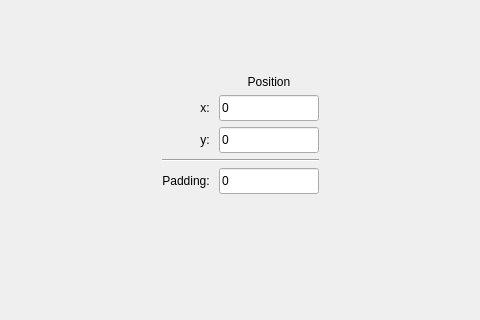
The window that src/gui/dialogs/settings/frames/cbedareaframe.ui (JJPPeters/clTEM) describes before a commit, drawn with Qt 5; both pictures show x 95 to 575 and y 119 to 439 of the 670 by 540 pixel window.
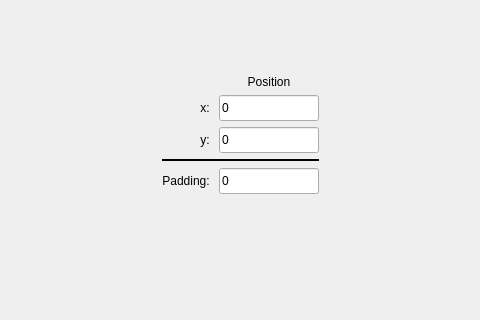
The same window after the commit. Custom widgets are drawn as their Qt base class.

```diff
--- a/src/gui/dialogs/settings/frames/cbedareaframe.ui
+++ b/src/gui/dialogs/settings/frames/cbedareaframe.ui
@@ -81,6 +81,12 @@
    </item>
    <item row="4" column="1" colspan="2">
     <widget class="Line" name="line">
+     <property name="frameShadow">
+      <enum>QFrame::Plain</enum>
+     </property>
+     <property name="lineWidth">
+      <number>2</number>
+     </property>
      <property name="orientation">
       <enum>Qt::Horizontal</enum>
      </property>
```
